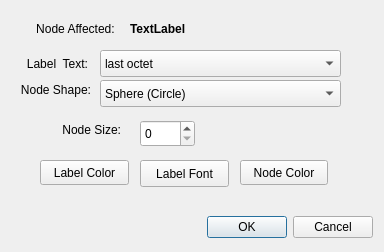
The window that src/clients/legacyWatcher/nodeConfigurationDialog.ui (glawler/watcher-visualization) describes before a commit, drawn with Qt 5.
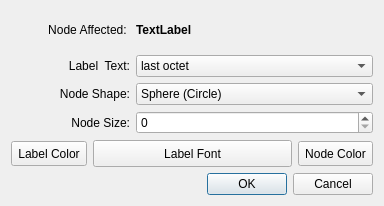
The same window after the commit. Icons and pictures are not drawn.

Commit message: handle resizing dialogs better.

```diff
--- a/src/clients/legacyWatcher/nodeConfigurationDialog.ui
+++ b/src/clients/legacyWatcher/nodeConfigurationDialog.ui
@@ -7,7 +7,7 @@
     <x>0</x>
     <y>0</y>
     <width>384</width>
-    <height>252</height>
+    <height>206</height>
    </rect>
   </property>
   <property name="windowTitle">
@@ -17,57 +17,44 @@
    <iconset resource="watcherResources.qrc">
     <normaloff>:/icons/resources/watcher.png</normaloff>:/icons/resources/watcher.png</iconset>
   </property>
-  <widget class="QDialogButtonBox" name="buttonBox">
-   <property name="geometry">
-    <rect>
-     <x>190</x>
-     <y>210</y>
-     <width>183</width>
-     <height>34</height>
-    </rect>
-   </property>
-   <property name="orientation">
-    <enum>Qt::Horizontal</enum>
-   </property>
-   <property name="standardButtons">
-    <set>QDialogButtonBox::Cancel|QDialogButtonBox::Ok</set>
-   </property>
-  </widget>
-  <widget class="QToolButton" name="nodeColorButton">
-   <property name="geometry">
-    <rect>
-     <x>240</x>
-     <y>160</y>
-     <width>88</width>
-     <height>25</height>
-    </rect>
+  <layout class="QVBoxLayout" name="verticalLayout">
+   <item>
+    <layout class="QGridLayout" name="gridLayout">
+     <item row="0" column="0">
+      <widget class="QLabel" name="label_2">
+       <property name="text">
+        <string>Node Affected: </string>
+       </property>
+       <property name="alignment">
+        <set>Qt::AlignRight|Qt::AlignTrailing|Qt::AlignVCenter</set>
+       </property>
+      </widget>
+     </item>
+     <item row="0" column="1" colspan="2">
+      <widget class="QLabel" name="labelWhichNode">
+       <property name="font">
+        <font>
+         <weight>75</weight>
+         <bold>true</bold>
+        </font>
    </property>
    <property name="text">
-    <string>Node Color</string>
-   </property>
-  </widget>
-  <widget class="QPushButton" name="labelFontButton">
-   <property name="geometry">
-    <rect>
-     <x>140</x>
-     <y>160</y>
-     <width>89</width>
-     <height>27</height>
-    </rect>
-   </property>
+        <string>TextLabel</string>
+       </property>
+      </widget>
+     </item>
+     <item row="1" column="0">
+      <widget class="QLabel" name="label">
    <property name="text">
-    <string>Label Font</string>
-   </property>
-  </widget>
+        <string>Label  Text:</string>
+       </property>
+       <property name="alignment">
+        <set>Qt::AlignRight|Qt::AlignTrailing|Qt::AlignVCenter</set>
+       </property>
+      </widget>
+     </item>
+     <item row="1" column="1" colspan="2">
   <widget class="QComboBox" name="labelComboBox">
-   <property name="geometry">
-    <rect>
-     <x>100</x>
-     <y>50</y>
-     <width>241</width>
-     <height>27</height>
-    </rect>
-   </property>
    <item>
     <property name="text">
      <string>last octet</string>
@@ -104,79 +91,9 @@
     </property>
    </item>
   </widget>
-  <widget class="QLabel" name="label">
-   <property name="geometry">
-    <rect>
-     <x>9</x>
-     <y>55</y>
-     <width>79</width>
-     <height>17</height>
-    </rect>
-   </property>
-   <property name="text">
-    <string>Label  Text:</string>
-   </property>
-   <property name="alignment">
-    <set>Qt::AlignRight|Qt::AlignTrailing|Qt::AlignVCenter</set>
-   </property>
-  </widget>
-  <widget class="QLabel" name="labelWhichNode">
-   <property name="geometry">
-    <rect>
-     <x>130</x>
-     <y>20</y>
-     <width>231</width>
-     <height>17</height>
-    </rect>
-   </property>
-   <property name="font">
-    <font>
-     <weight>75</weight>
-     <bold>true</bold>
-    </font>
-   </property>
-   <property name="text">
-    <string>TextLabel</string>
-   </property>
-  </widget>
-  <widget class="QToolButton" name="labelColorButton">
-   <property name="geometry">
-    <rect>
-     <x>40</x>
-     <y>160</y>
-     <width>89</width>
-     <height>25</height>
-    </rect>
-   </property>
-   <property name="text">
-    <string>Label Color</string>
-   </property>
-  </widget>
-  <widget class="QLabel" name="label_2">
-   <property name="geometry">
-    <rect>
-     <x>10</x>
-     <y>20</y>
-     <width>108</width>
-     <height>17</height>
-    </rect>
-   </property>
-   <property name="text">
-    <string>Node Affected: </string>
-   </property>
-   <property name="alignment">
-    <set>Qt::AlignRight|Qt::AlignTrailing|Qt::AlignVCenter</set>
-   </property>
-  </widget>
+     </item>
+     <item row="2" column="0">
   <widget class="QLabel" name="nodeShapeLabel">
-   <property name="geometry">
-    <rect>
-     <x>0</x>
-     <y>80</y>
-     <width>91</width>
-     <height>20</height>
-    </rect>
-   </property>
    <property name="text">
     <string>Node Shape:</string>
    </property>
@@ -184,15 +101,9 @@
     <set>Qt::AlignRight|Qt::AlignTrailing|Qt::AlignVCenter</set>
    </property>
   </widget>
+     </item>
+     <item row="2" column="1" colspan="2">
   <widget class="QComboBox" name="nodeShapeComboBox">
-   <property name="geometry">
-    <rect>
-     <x>100</x>
-     <y>80</y>
-     <width>241</width>
-     <height>27</height>
-    </rect>
-   </property>
    <item>
     <property name="text">
      <string>Sphere (Circle)</string>
@@ -219,25 +130,9 @@
     </property>
    </item>
   </widget>
-  <widget class="QSpinBox" name="nodeSizeSpinBox">
-   <property name="geometry">
-    <rect>
-     <x>140</x>
-     <y>120</y>
-     <width>55</width>
-     <height>27</height>
-    </rect>
-   </property>
-  </widget>
+     </item>
+     <item row="3" column="0">
   <widget class="QLabel" name="nodeShapeLabel_2">
-   <property name="geometry">
-    <rect>
-     <x>30</x>
-     <y>120</y>
-     <width>91</width>
-     <height>20</height>
-    </rect>
-   </property>
    <property name="text">
     <string>Node Size:</string>
    </property>
@@ -245,6 +140,66 @@
     <set>Qt::AlignRight|Qt::AlignTrailing|Qt::AlignVCenter</set>
    </property>
   </widget>
+     </item>
+     <item row="3" column="1" colspan="2">
+      <widget class="QSpinBox" name="nodeSizeSpinBox"/>
+     </item>
+    </layout>
+   </item>
+   <item>
+    <layout class="QHBoxLayout" name="horizontalLayout">
+     <item>
+      <widget class="QToolButton" name="labelColorButton">
+       <property name="minimumSize">
+        <size>
+         <width>0</width>
+         <height>25</height>
+        </size>
+       </property>
+       <property name="text">
+        <string>Label Color</string>
+       </property>
+      </widget>
+     </item>
+     <item>
+      <widget class="QPushButton" name="labelFontButton">
+       <property name="minimumSize">
+        <size>
+         <width>0</width>
+         <height>27</height>
+        </size>
+       </property>
+       <property name="text">
+        <string>Label Font</string>
+       </property>
+      </widget>
+     </item>
+     <item>
+      <widget class="QToolButton" name="nodeColorButton">
+       <property name="minimumSize">
+        <size>
+         <width>0</width>
+         <height>25</height>
+        </size>
+       </property>
+       <property name="text">
+        <string>Node Color</string>
+       </property>
+      </widget>
+     </item>
+    </layout>
+   </item>
+   <item>
+    <widget class="QDialogButtonBox" name="buttonBox">
+     <property name="orientation">
+      <enum>Qt::Horizontal</enum>
+     </property>
+     <property name="standardButtons">
+      <set>QDialogButtonBox::Cancel|QDialogButtonBox::Ok</set>
+     </property>
+    </widget>
+   </item>
+  </layout>
  </widget>
  <resources>
   <include location="watcherResources.qrc"/>
```
Lines whose indentation alone changed are shown as unchanged. The commit also changes 1 other file.
